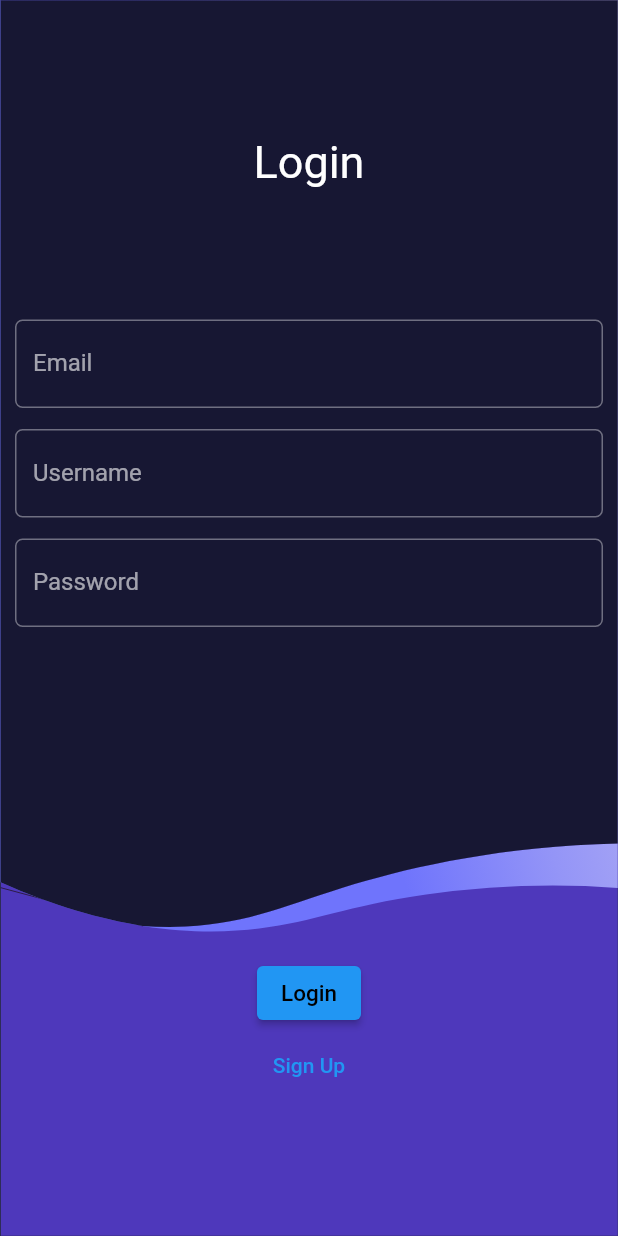
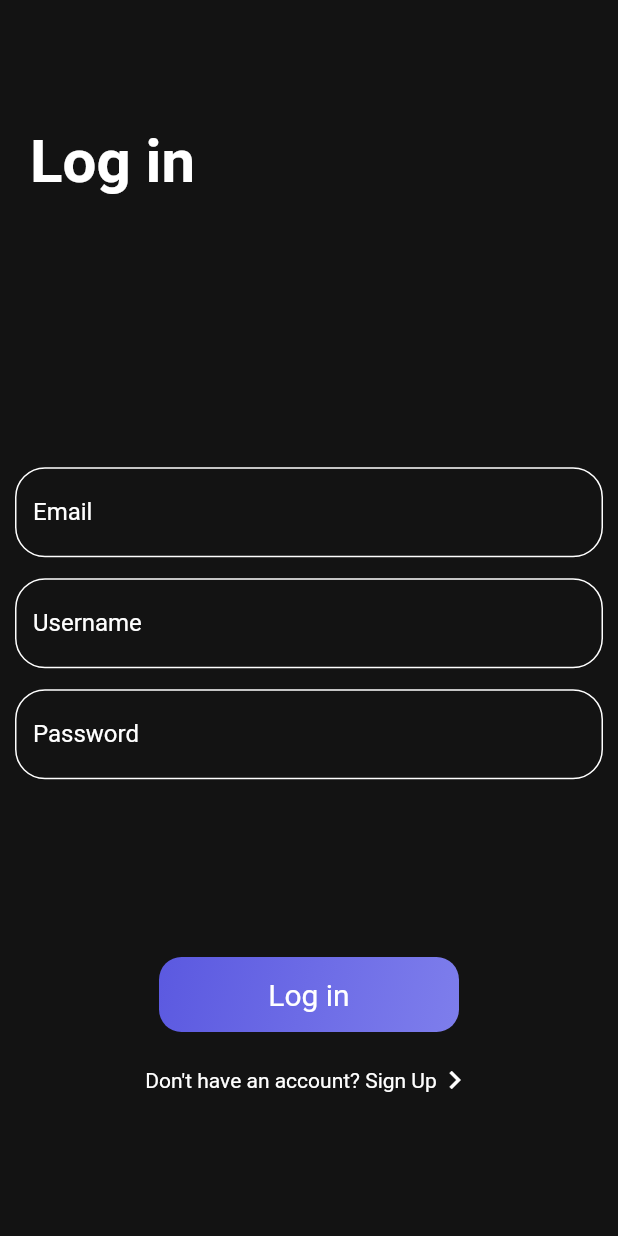
Before and after one commit to RedCape-Studios/flixcard, a Flutter app: the screen it shows after launch, on a phone screen of 412 x 824 dp. Run offline on Flutter 3.47's test engine with Material 2 defaults, Android fonts, the phone set to English and light mode, and no system bars; our stand-ins replace supabase; missing offline and left inert: dotenv; accounts and stored records are empty.

Commit message:
Changed login page aesthetics.

```diff
--- a/lib/models/theme.dart
+++ b/lib/models/theme.dart
@@ -3,12 +3,21 @@ import 'package:flutter/widgets.dart';
 
 enum ThemeType { dark, light }
 
-final TextStyle textStyle = TextStyle(
-    fontFamily: 'Montserrat', fontSize: 18, fontWeight: FontWeight.normal);
+final Color globalDarkColor = Color.fromARGB(255, 19, 19, 19);
+final Color secondaryDarkColor = Color.fromARGB(255, 19, 19, 19);
+final Color textDarkColor = Color.fromARGB(255, 245, 245, 245);
+final Color accentDarkColor = Color.fromARGB(255, 92, 90, 225);
 
-final Color globalDarkColor = Color.fromARGB(255, 39, 42, 67);
-final Color secondaryDarkColor = Color.fromARGB(255, 20, 23, 51);
-final Color accentDarkColor = Color.fromARGB(255, 111, 116, 252);
+final Color globalLightColor = Color.fromARGB(255, 136, 142, 188);
+final Color secondaryLightColor = Color.fromARGB(255, 229, 230, 250);
+final Color accentLightColor = Color.fromARGB(255, 111, 116, 252);
+
+final TextStyle darkTextStyle = TextStyle(
+  fontFamily: 'Montserrat',
+  fontSize: 18,
+  fontWeight: FontWeight.normal,
+  color: textDarkColor,
+);
 
 final ThemeData darkTheme = ThemeData(
   brightness: Brightness.dark,
@@ -22,21 +31,34 @@ final ThemeData darkTheme = ThemeData(
     shape: RoundedRectangleBorder(borderRadius: BorderRadius.circular(12)),
   ),
   textTheme: TextTheme(
-    headline1: textStyle,
-    headline2: textStyle,
-    headline3: textStyle,
-    headline4: textStyle,
-    headline5: textStyle,
-    headline6: textStyle,
+    headline1: darkTextStyle,
+    headline2: darkTextStyle,
+    headline3: darkTextStyle,
+    headline4: darkTextStyle,
+    headline5: darkTextStyle,
+    headline6: darkTextStyle,
   ),
 );
 
 final ThemeData lightTheme = ThemeData(
   brightness: Brightness.light,
-  primaryColor: Color.fromARGB(255, 209, 210, 240),
-  splashColor: Color.fromARGB(255, 111, 116, 252),
-  scaffoldBackgroundColor: Color.fromARGB(255, 209, 210, 240),
-  appBarTheme: AppBarTheme(color: Color.fromARGB(255, 136, 142, 188)),
+  primaryColor: globalLightColor,
+  scaffoldBackgroundColor: globalLightColor,
+  splashColor: accentLightColor,
+  appBarTheme: AppBarTheme(color: secondaryLightColor),
+  snackBarTheme: SnackBarThemeData(
+    backgroundColor: accentLightColor,
+    behavior: SnackBarBehavior.floating,
+    shape: RoundedRectangleBorder(borderRadius: BorderRadius.circular(12)),
+  ),
+  textTheme: TextTheme(
+    headline1: darkTextStyle,
+    headline2: darkTextStyle,
+    headline3: darkTextStyle,
+    headline4: darkTextStyle,
+    headline5: darkTextStyle,
+    headline6: darkTextStyle,
+  ),
 );
 
 class ThemeModel extends ChangeNotifier {
@@ -52,12 +74,18 @@ class ThemeModel extends ChangeNotifier {
         {
           theme = darkTheme;
           type = ThemeType.dark;
+          globalColor = globalDarkColor;
+          secondaryColor = secondaryDarkColor;
+          accentColor = accentDarkColor;
           break;
         }
       case ThemeType.light:
         {
           theme = lightTheme;
           type = ThemeType.light;
+          globalColor = globalLightColor;
+          secondaryColor = secondaryLightColor;
+          accentColor = accentLightColor;
           break;
         }
     }
--- a/lib/routes/login.dart
+++ b/lib/routes/login.dart
@@ -1,24 +1,21 @@
 import 'package:black_tortoise/backend/auth.dart';
 import 'package:black_tortoise/models/login.dart';
+import 'package:black_tortoise/models/theme.dart';
+import 'package:black_tortoise/widgets/login_field.dart';
 import 'package:flutter/material.dart';
-import 'package:flutter_svg/svg.dart';
+import 'package:flutter/rendering.dart';
 import 'package:provider/provider.dart';
 
 class SignUpRoute extends StatelessWidget {
   @override
   Widget build(BuildContext context) {
+    return Consumer<ThemeModel>(builder: (context, model, child) {
       return Scaffold(
-      body: Stack(
-        children: [
-          // RiveAnimation.asset('lib/assets/animations/dark_bg.svg'),
-          SvgPicture.asset(
-            'lib/assets/images/dark_bg.svg',
-            fit: BoxFit.fill,
-          ),
-          SafeArea(child: SignUpBody()),
-        ],
-      ),
+        backgroundColor: model.secondaryColor,
+        resizeToAvoidBottomInset: false,
+        body: SafeArea(child: SignUpBody()),
       );
+    });
   }
 }
 
@@ -43,8 +40,8 @@ class _SignUpBodyState extends State<SignUpBody> {
       );
     }
 
-    return Consumer<LoginModel>(
-      builder: (context, model, child) {
+    return Consumer2<LoginModel, ThemeModel>(
+      builder: (context, loginModel, themeModel, child) {
         return Padding(
           padding: EdgeInsets.zero,
           child: Column(
@@ -52,116 +49,148 @@ class _SignUpBodyState extends State<SignUpBody> {
               Flexible(
                 flex: 1,
                 child: Align(
-                    alignment: Alignment.center,
+                    alignment: Alignment.centerLeft,
                     child: Padding(
-                        padding: EdgeInsets.only(top: 10),
-                        child: Text(model.login ? 'Login' : 'Sign Up',
-                            style: TextStyle(fontSize: 30)))),
+                        padding: EdgeInsets.only(left: 20, top: 10),
+                        child: Text(
+                          loginModel.login ? 'Log in' : 'Sign Up',
+                          style: TextStyle(
+                              fontSize: 40, fontWeight: FontWeight.bold),
+                        ))),
               ),
               Flexible(
                 flex: 2,
                 child: Form(
                   key: _formKey,
                   child: Column(
+                    mainAxisAlignment: MainAxisAlignment.center,
                     children: [
                       Padding(
                           padding: EdgeInsets.only(
                               top: 7.0, left: 10.0, right: 10.0),
-                            child: TextFormField(
-                              controller: model.emailController,
+                          child: LoginFormFieldWidget(
+                            controller: loginModel.emailController,
                             validator: (String? value) {
                               if (value!.isEmpty) {
-                                  return "Please enter your email ID";
-                                } else if (!value.contains(RegExp(r'@|.com'))) {
-                                  return "email ID is not valid";
+                                return "Please enter your Email ID";
+                              } else if (!(value.contains(RegExp(r'@|.com')))) {
+                                return "Email ID is not valid";
                               }
                             },
-                              decoration: InputDecoration(
-                                  labelText: "Email",
-                                  border: OutlineInputBorder(
-                                      borderRadius:
-                                          BorderRadius.circular(5.0))),
+                            label: 'Email',
+                            model: themeModel,
                           )),
                       Padding(
-                          padding: EdgeInsets.only(
-                              top: 14.0, left: 10.0, right: 10.0),
-                          child: TextFormField(
-                            controller: model.usernameController,
+                        padding:
+                            EdgeInsets.only(top: 14.0, left: 10.0, right: 10.0),
+                        child: LoginFormFieldWidget(
+                          controller: loginModel.usernameController,
                           validator: (String? value) {
                             if (value!.isEmpty) {
                               return "Please enter your username";
                             }
                           },
-                            decoration: InputDecoration(
-                                labelText: "Username",
-                                border: OutlineInputBorder(
-                                    borderRadius: BorderRadius.circular(5.0))),
+                          label: 'Username',
+                          model: themeModel,
                         ),
                       ),
                       Padding(
-                          padding: EdgeInsets.only(
-                              top: 14.0, left: 10.0, right: 10.0),
-                          child: TextFormField(
-                            obscureText: true,
-                            controller: model.passwordController,
+                        padding:
+                            EdgeInsets.only(top: 14.0, left: 10.0, right: 10.0),
+                        child: LoginFormFieldWidget(
+                          obscure: true,
+                          controller: loginModel.passwordController,
                           validator: (String? value) {
                             if (value!.isEmpty) {
                               return "Please enter your password";
                             }
                           },
-                            decoration: InputDecoration(
-                                labelText: "Password",
-                                border: OutlineInputBorder(
-                                    borderRadius: BorderRadius.circular(5.0))),
+                          label: 'Password',
+                          model: themeModel,
                         ),
                       ),
                     ],
                   ),
+                ),
+              ),
+              Flexible(
+                flex: 1,
+                child: Column(
+                  children: [
+                    Padding(
+                      padding: EdgeInsets.only(top: 20, bottom: 20),
+                      child: InkWell(
+                        borderRadius: BorderRadius.circular(15),
+                        child: Ink(
+                            width: 200,
+                            height: 50,
+                            decoration: BoxDecoration(
+                                borderRadius: BorderRadius.circular(15),
+                                gradient: LinearGradient(
+                                  begin: Alignment.topLeft,
+                                  end: Alignment.bottomRight,
+                                  colors: [
+                                    Color.fromARGB(255, 91, 89, 224),
+                                    Color.fromARGB(255, 126, 126, 236),
+                                  ],
                                 )),
-              Flexible(
-                child: Column(children: [
-                  Center(
-                    child: Padding(
-                      padding: EdgeInsets.only(top: 20),
-                      child: ElevatedButton(
-                        child: Text(model.login ? "Login" : "Sign Up",
+                            child: Center(
+                              child: Text(
+                                loginModel.login ? "Log in" : "Sign Up",
                                 style: TextStyle(
-                              fontSize: 15.0,
-                              color: Colors.black,
+                                    fontSize: 20.0,
+                                    color: Colors.white,
+                                    backgroundColor: Colors.transparent),
+                              ),
                             )),
-                        onPressed: () async {
+                        onTap: () async {
                           if (_formKey.currentState!.validate()) {
-                            if (model.login) {
-                              if (await Auth.signIn(model.emailController.text,
-                                  model.passwordController.text)) {
+                            if (loginModel.login) {
+                              if (await Auth.signIn(
+                                  loginModel.emailController.text,
+                                  loginModel.passwordController.text)) {
+                                Navigator.popAndPushNamed(context, '/home');
+                              } else {
+                                ScaffoldMessenger.of(context).showSnackBar(
+                                  errorSnackBar('Incorrect details entered.'),
+                                );
+                              }
+                            } else {
+                              if (await Auth.signUp(
+                                  loginModel.emailController.text,
+                                  loginModel.passwordController.text)) {
                                 Navigator.popAndPushNamed(context, '/home');
                               } else {
                                 ScaffoldMessenger.of(context).showSnackBar(
                                   errorSnackBar(
-                                        'Incorrect details entered.'));
-                              }
-                            } else {
-                              if (await Auth.signUp(model.emailController.text,
-                                  model.passwordController.text)) {
-                                Navigator.popAndPushNamed(context, '/home');
-                              } else {
-                                ScaffoldMessenger.of(context).showSnackBar(
-                                    errorSnackBar(
-                                        'Unable to sign up. Please try again.'));
+                                      'Unable to sign up. Please try again.'),
+                                );
                               }
                             }
                           }
+                          Navigator.popAndPushNamed(context, '/home');
                         },
                       ),
                     ),
+                    ConstrainedBox(
+                      constraints: BoxConstraints(maxWidth: 400),
+                      child: GestureDetector(
+                        child: Row(
+                          mainAxisAlignment: MainAxisAlignment.center,
+                          children: [
+                            Text(
+                              loginModel.login
+                                  ? 'Don\'t have an account? Sign Up'
+                                  : 'Have an account? Log in',
                             ),
-                  Center(
-                    child: TextButton(
-                      child: Text(model.login ? 'Sign Up' : 'Login'),
-                      onPressed: () => model.switchPage(),
+                            Icon(Icons.keyboard_arrow_right)
+                          ],
+                        ),
+                        onTap: () => loginModel.switchPage(),
                       ),
                     )
-                ]),
+                  ],
+                ),
               ),
             ],
           ),
--- a/lib/routes/pages/games.dart
+++ b/lib/routes/pages/games.dart
@@ -1,4 +1,3 @@
-import 'package:black_tortoise/routes/home.dart';
 import 'package:black_tortoise/widgets/tab_contents.dart';
 import 'package:black_tortoise/widgets/tabs.dart';
 import 'package:flutter/material.dart';
--- /dev/null
+++ b/lib/widgets/login_field.dart
@@ -0,0 +1,53 @@
+import 'package:black_tortoise/models/theme.dart';
+import 'package:flutter/cupertino.dart';
+import 'package:flutter/material.dart';
+import 'package:flutter/painting.dart';
+
+class LoginFormFieldWidget extends StatelessWidget {
+  final String? Function(String?) validator;
+  final TextEditingController controller;
+  final String label;
+  final ThemeModel model;
+  final bool obscure;
+
+  LoginFormFieldWidget(
+      {required this.validator,
+      required this.controller,
+      required this.label,
+      required this.model,
+      this.obscure = false});
+
+  @override
+  Widget build(BuildContext context) {
+    return TextFormField(
+      cursorColor: model.accentColor,
+      strutStyle: StrutStyle(fontFamily: 'Montserrat'),
+      obscureText: obscure,
+      keyboardType: TextInputType.emailAddress,
+      keyboardAppearance: Brightness.dark,
+      validator: validator,
+      controller: controller,
+      decoration: InputDecoration(
+        labelText: label,
+        labelStyle: TextStyle(color: Colors.white),
+        errorStyle: TextStyle(color: Colors.redAccent),
+        enabledBorder: OutlineInputBorder(
+          borderSide: BorderSide(color: Colors.white),
+          borderRadius: BorderRadius.circular(20),
+        ),
+        focusedBorder: OutlineInputBorder(
+          borderSide: BorderSide(color: model.accentColor),
+          borderRadius: BorderRadius.circular(20),
+        ),
+        errorBorder: OutlineInputBorder(
+          borderSide: BorderSide(color: Colors.redAccent),
+          borderRadius: BorderRadius.circular(20),
+        ),
+        focusedErrorBorder: OutlineInputBorder(
+          borderSide: BorderSide(color: Colors.redAccent),
+          borderRadius: BorderRadius.circular(20),
+        ),
+      ),
+    );
+  }
+}
--- a/lib/widgets/nav_bar.dart
+++ b/lib/widgets/nav_bar.dart
@@ -1,9 +1,5 @@
 import 'package:black_tortoise/models/pages.dart';
 import 'package:black_tortoise/models/theme.dart';
-import 'package:black_tortoise/routes/pages/games.dart';
-import 'package:black_tortoise/routes/pages/movies.dart';
-import 'package:black_tortoise/routes/pages/serials.dart';
-import 'package:black_tortoise/routes/pages/settings.dart';
 import 'package:flutter/material.dart';
 import 'package:flutter/widgets.dart';
 import 'package:provider/provider.dart';
--- a/lib/widgets/tabs.dart
+++ b/lib/widgets/tabs.dart
@@ -2,7 +2,7 @@ import 'package:flutter/cupertino.dart';
 import 'package:flutter/material.dart';
 
 class ContentTabWidget extends StatelessWidget {
-  StatelessWidget child;
+  final StatelessWidget child;
 
   ContentTabWidget({required this.child});
 
```
Lines whose indentation alone changed are shown as unchanged.
